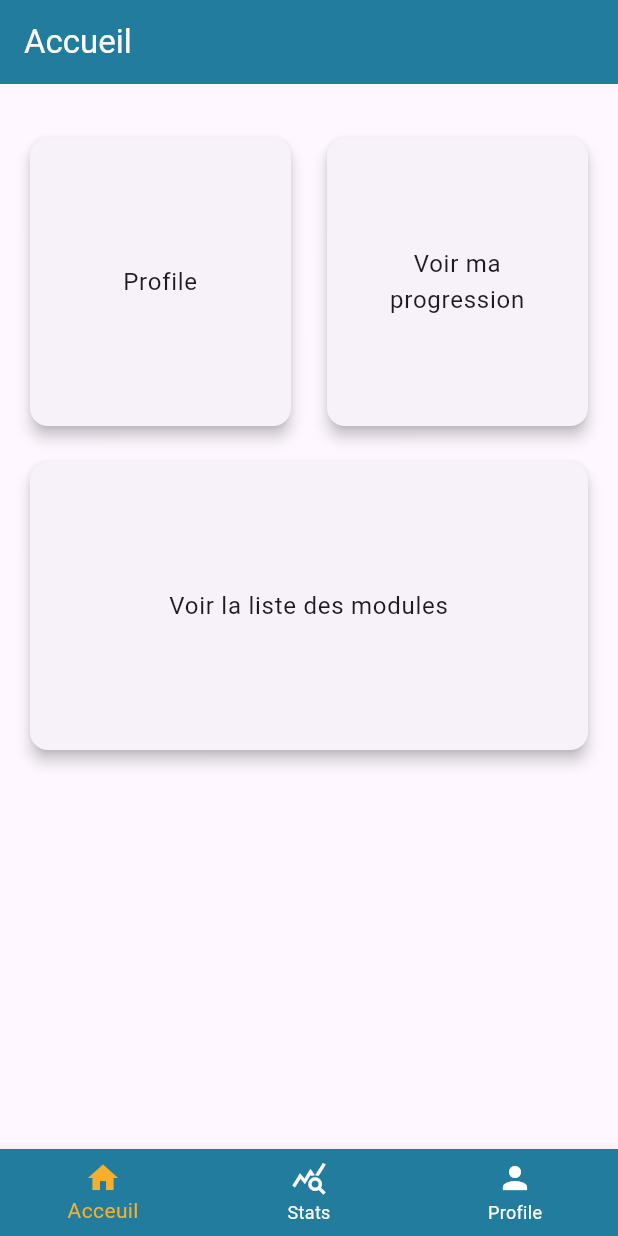
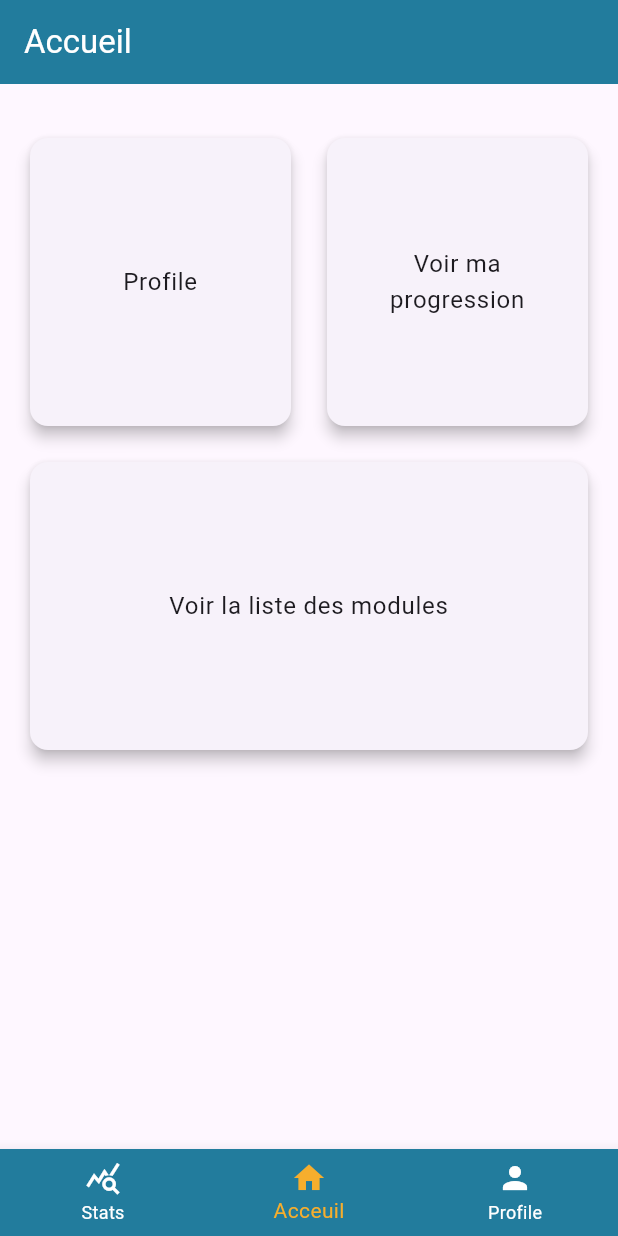
Before and after one commit to EvolOsEIP/mobileApp, a Flutter app: the screen it shows after launch, on a phone screen of 412 x 824 dp. Run offline on Flutter 3.47's test engine with Material 3 defaults, Android fonts, the phone set to English and light mode, and no system bars; our stand-ins replace flutter_svg.

Commit message:
[UPDATE] Put the home logo on the middle of the navbar

```diff
--- a/mobile_app/lib/pages/home_page.dart
+++ b/mobile_app/lib/pages/home_page.dart
@@ -9,7 +9,7 @@ class HomePage extends StatefulWidget {
 }
 
 class _HomePageState extends State<HomePage> {
-  int _selectedIndex = 0;
+  int _selectedIndex = 1;
 
   void _onItemTapped(int index) {
     setState(() {
@@ -121,12 +121,12 @@ class _HomePageState extends State<HomePage> {
         unselectedItemColor: Colors.white,
         items: const <BottomNavigationBarItem>[
           BottomNavigationBarItem(
+            icon: Icon(Icons.query_stats),
+            label: 'Stats',
+          ),
+          BottomNavigationBarItem(
             icon: Icon(Icons.home),
             label: 'Acceuil',
-          ),
-          BottomNavigationBarItem(
-            icon: Icon(Icons.query_stats),
-            label: 'Stats',
           ),
           BottomNavigationBarItem(
             icon: Icon(Icons.person),
```
